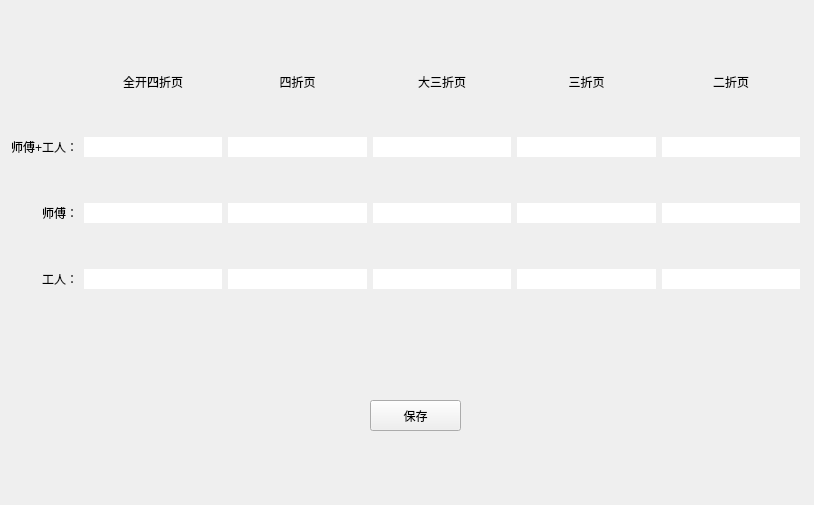
605791556/PayAccount-QT, file PayCount_QT/CTabZySetDlg.ui: the form before one commit.
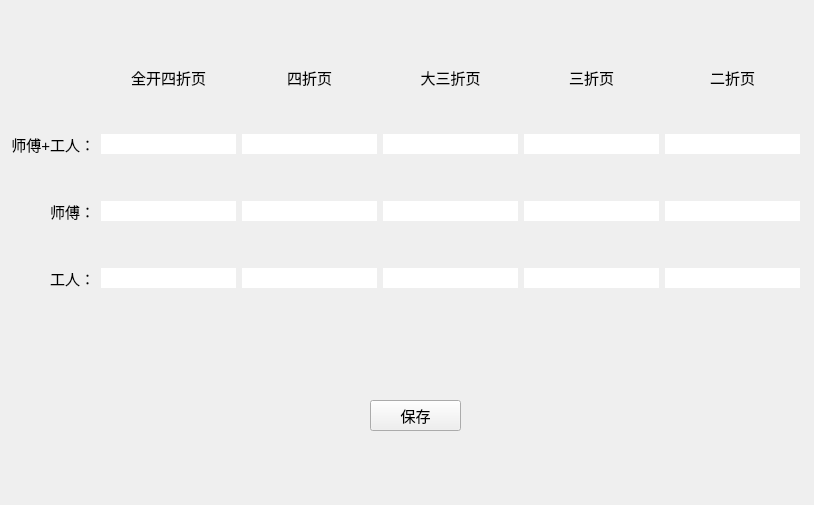
The form after the commit.

What changed in the file:
```diff
--- a/PayCount_QT/CTabZySetDlg.ui
+++ b/PayCount_QT/CTabZySetDlg.ui
@@ -37,6 +37,11 @@
         <height>20</height>
        </size>
       </property>
+      <property name="font">
+       <font>
+        <pointsize>11</pointsize>
+       </font>
+      </property>
       <property name="frame">
        <bool>false</bool>
       </property>
@@ -56,6 +61,11 @@
         <height>20</height>
        </size>
       </property>
+      <property name="font">
+       <font>
+        <pointsize>11</pointsize>
+       </font>
+      </property>
       <property name="frame">
        <bool>false</bool>
       </property>
@@ -75,6 +85,11 @@
         <height>20</height>
        </size>
       </property>
+      <property name="font">
+       <font>
+        <pointsize>11</pointsize>
+       </font>
+      </property>
       <property name="frame">
        <bool>false</bool>
       </property>
@@ -94,6 +109,11 @@
         <height>20</height>
        </size>
       </property>
+      <property name="font">
+       <font>
+        <pointsize>11</pointsize>
+       </font>
+      </property>
       <property name="frame">
        <bool>false</bool>
       </property>
@@ -113,6 +133,11 @@
         <height>20</height>
        </size>
       </property>
+      <property name="font">
+       <font>
+        <pointsize>11</pointsize>
+       </font>
+      </property>
       <property name="frame">
        <bool>false</bool>
       </property>
@@ -132,6 +157,11 @@
         <height>20</height>
        </size>
       </property>
+      <property name="font">
+       <font>
+        <pointsize>11</pointsize>
+       </font>
+      </property>
       <property name="frame">
        <bool>false</bool>
       </property>
@@ -146,6 +176,11 @@
     </item>
     <item row="3" column="0">
      <widget class="QLabel" name="label_4">
+      <property name="font">
+       <font>
+        <pointsize>11</pointsize>
+       </font>
+      </property>
       <property name="text">
        <string>工人：</string>
       </property>
@@ -156,6 +191,11 @@
     </item>
     <item row="0" column="2">
      <widget class="QLabel" name="label_6">
+      <property name="font">
+       <font>
+        <pointsize>11</pointsize>
+       </font>
+      </property>
       <property name="text">
        <string>四折页</string>
       </property>
@@ -166,6 +206,11 @@
     </item>
     <item row="2" column="0">
      <widget class="QLabel" name="label_3">
+      <property name="font">
+       <font>
+        <pointsize>11</pointsize>
+       </font>
+      </property>
       <property name="text">
        <string>师傅：</string>
       </property>
@@ -176,6 +221,11 @@
     </item>
     <item row="1" column="0">
      <widget class="QLabel" name="label_2">
+      <property name="font">
+       <font>
+        <pointsize>11</pointsize>
+       </font>
+      </property>
       <property name="text">
        <string>师傅+工人：</string>
       </property>
@@ -198,6 +248,11 @@
         <height>40</height>
        </size>
       </property>
+      <property name="font">
+       <font>
+        <pointsize>11</pointsize>
+       </font>
+      </property>
       <property name="text">
        <string>全开四折页</string>
       </property>
@@ -220,6 +275,11 @@
         <height>20</height>
        </size>
       </property>
+      <property name="font">
+       <font>
+        <pointsize>11</pointsize>
+       </font>
+      </property>
       <property name="frame">
        <bool>false</bool>
       </property>
@@ -227,6 +287,11 @@
     </item>
     <item row="0" column="4">
      <widget class="QLabel" name="label_8">
+      <property name="font">
+       <font>
+        <pointsize>11</pointsize>
+       </font>
+      </property>
       <property name="text">
        <string>三折页</string>
       </property>
@@ -249,6 +314,11 @@
         <height>20</height>
        </size>
       </property>
+      <property name="font">
+       <font>
+        <pointsize>11</pointsize>
+       </font>
+      </property>
       <property name="frame">
        <bool>false</bool>
       </property>
@@ -256,6 +326,11 @@
     </item>
     <item row="0" column="5">
      <widget class="QLabel" name="label_9">
+      <property name="font">
+       <font>
+        <pointsize>11</pointsize>
+       </font>
+      </property>
       <property name="text">
        <string>二折页</string>
       </property>
@@ -278,6 +353,11 @@
         <height>20</height>
        </size>
       </property>
+      <property name="font">
+       <font>
+        <pointsize>11</pointsize>
+       </font>
+      </property>
       <property name="frame">
        <bool>false</bool>
       </property>
@@ -285,6 +365,11 @@
     </item>
     <item row="0" column="3">
      <widget class="QLabel" name="label_7">
+      <property name="font">
+       <font>
+        <pointsize>11</pointsize>
+       </font>
+      </property>
       <property name="text">
        <string>大三折页</string>
       </property>
@@ -307,6 +392,11 @@
         <height>20</height>
        </size>
       </property>
+      <property name="font">
+       <font>
+        <pointsize>11</pointsize>
+       </font>
+      </property>
       <property name="frame">
        <bool>false</bool>
       </property>
@@ -326,6 +416,11 @@
         <height>20</height>
        </size>
       </property>
+      <property name="font">
+       <font>
+        <pointsize>11</pointsize>
+       </font>
+      </property>
       <property name="frame">
        <bool>false</bool>
       </property>
@@ -345,6 +440,11 @@
         <height>20</height>
        </size>
       </property>
+      <property name="font">
+       <font>
+        <pointsize>11</pointsize>
+       </font>
+      </property>
       <property name="frame">
        <bool>false</bool>
       </property>
@@ -364,6 +464,11 @@
         <height>20</height>
        </size>
       </property>
+      <property name="font">
+       <font>
+        <pointsize>11</pointsize>
+       </font>
+      </property>
       <property name="frame">
        <bool>false</bool>
       </property>
@@ -383,6 +488,11 @@
         <height>20</height>
        </size>
       </property>
+      <property name="font">
+       <font>
+        <pointsize>11</pointsize>
+       </font>
+      </property>
       <property name="frame">
        <bool>false</bool>
       </property>
@@ -402,6 +512,11 @@
         <height>20</height>
        </size>
       </property>
+      <property name="font">
+       <font>
+        <pointsize>11</pointsize>
+       </font>
+      </property>
       <property name="frame">
        <bool>false</bool>
       </property>
@@ -418,6 +533,11 @@
      <height>31</height>
     </rect>
    </property>
+   <property name="font">
+    <font>
+     <pointsize>11</pointsize>
+    </font>
+   </property>
    <property name="text">
     <string>保存</string>
    </property>
```
